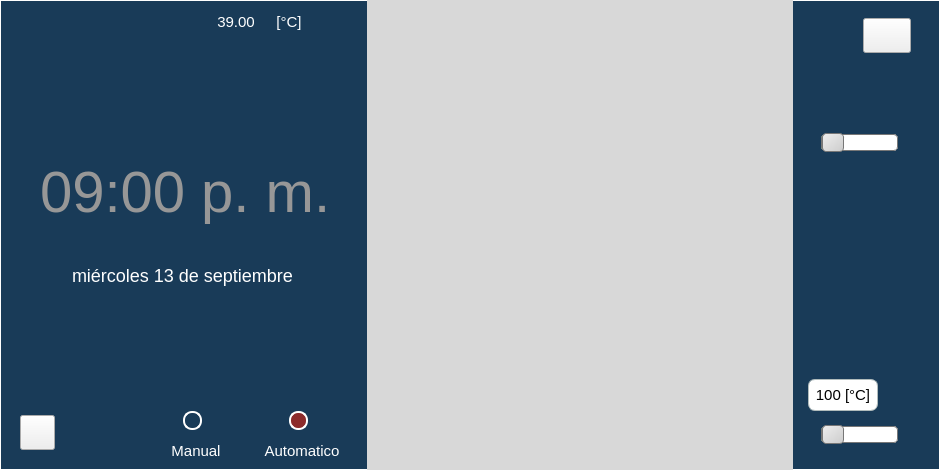
ronihdzz/IoT_domotica, file GUI/CUERPO/DISENO/SISTEMA_CONTROL/main_dise.ui: the form before one commit.
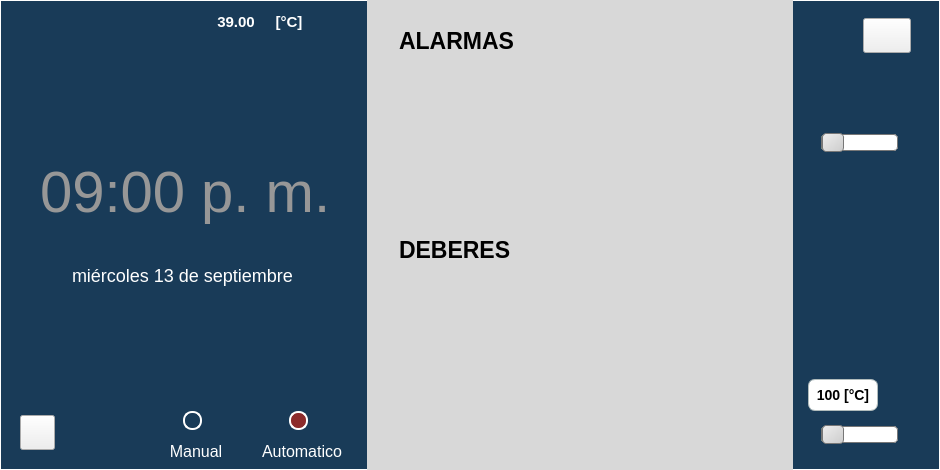
The form after the commit. Icons and pictures are not drawn.

Commit message: En esta modificación agregue unas pequeñas variaciones al diseno, y me enfoque a comentar, documentar y aplicar loggin a los scrits: 	A) itemDeber.py 	B) SeccionDeberes.py Con lo anterior mencionado el apartado del programa DEBERES  queda todo documentado  y comentado y desde mi punto de vista legible para que otros programadores puedan entender la logica aplicada.

```diff
--- a/GUI/CUERPO/DISENO/SISTEMA_CONTROL/main_dise.ui
+++ b/GUI/CUERPO/DISENO/SISTEMA_CONTROL/main_dise.ui
@@ -113,15 +113,23 @@
                <font>
                 <family>LucidaGrande</family>
                 <pointsize>-1</pointsize>
-                <weight>50</weight>
+                <weight>75</weight>
                 <italic>false</italic>
-                <bold>false</bold>
+                <bold>true</bold>
                </font>
               </property>
               <property name="styleSheet">
-               <string notr="true">font-family: LucidaGrande;
-font-size: 15px;
-color: #ffffff;</string>
+               <string notr="true">  font-family: LucidaGrande;
+  font-size: 15px;
+  font-weight: normal;
+  font-stretch: normal;
+  font-style: normal;
+  line-height: normal;
+  letter-spacing: normal;
+  color: #ffffff;
+  border: 1px solid  #193b58; 
+ background-color: #193b58;
+ font-weight: bold;</string>
               </property>
               <property name="text">
                <string>39.00</string>
@@ -161,15 +169,23 @@
                <font>
                 <family>LucidaGrande</family>
                 <pointsize>-1</pointsize>
-                <weight>50</weight>
+                <weight>75</weight>
                 <italic>false</italic>
-                <bold>false</bold>
+                <bold>true</bold>
                </font>
               </property>
               <property name="styleSheet">
-               <string notr="true">font-family: LucidaGrande;
-font-size: 15px;
-color: #ffffff;</string>
+               <string notr="true">  font-family: LucidaGrande;
+  font-size: 15px;
+  font-weight: normal;
+  font-stretch: normal;
+  font-style: normal;
+  line-height: normal;
+  letter-spacing: normal;
+  color: #ffffff;
+  border: 1px solid  #193b58; 
+ background-color: #193b58;
+ font-weight: bold;</string>
               </property>
               <property name="text">
                <string>[°C]</string>
@@ -588,9 +604,17 @@
              </font>
             </property>
             <property name="styleSheet">
-             <string notr="true">font-family: LucidaGrande;
-font-size: 15px;
-color: #ffffff;</string>
+             <string notr="true">  font-family: LucidaGrande;
+  font-size: 16px;
+  font-weight: normal;
+  font-stretch: normal;
+  font-style: normal;
+  line-height: normal;
+  letter-spacing: normal;
+  color: #ffffff;
+  border: 1px solid  #193b58; 
+background-color: #193b58;
+ /*font-weight: bold;*/</string>
             </property>
             <property name="text">
              <string>Manual</string>
@@ -689,9 +713,16 @@
              </font>
             </property>
             <property name="styleSheet">
-             <string notr="true">font-family: LucidaGrande;
-font-size: 15px;
-color: #ffffff;</string>
+             <string notr="true">  font-family: LucidaGrande;
+  font-size: 16px;
+  font-weight: normal;
+  font-stretch: normal;
+  font-style: normal;
+  line-height: normal;
+  letter-spacing: normal;
+  color: #ffffff;
+  border: 1px solid  #193b58; 
+background-color: #193b58;</string>
             </property>
             <property name="text">
              <string>Automatico</string>
@@ -725,7 +756,7 @@
      </property>
      <layout class="QVBoxLayout" name="verticalLayout_2">
       <property name="spacing">
-       <number>25</number>
+       <number>0</number>
       </property>
       <property name="sizeConstraint">
        <enum>QLayout::SetMaximumSize</enum>
@@ -742,6 +773,33 @@
       <property name="bottomMargin">
        <number>26</number>
       </property>
+      <item>
+       <widget class="QLabel" name="label_3">
+        <property name="minimumSize">
+         <size>
+          <width>100</width>
+          <height>40</height>
+         </size>
+        </property>
+        <property name="maximumSize">
+         <size>
+          <width>16777215</width>
+          <height>30</height>
+         </size>
+        </property>
+        <property name="styleSheet">
+         <string notr="true">  font-family: LucidaGrande;
+  font-size: 23px;
+  color: #000000;
+  font-weight: bold;
+  margin-bottom:20px;
+  padding:0px;</string>
+        </property>
+        <property name="text">
+         <string>ALARMAS</string>
+        </property>
+       </widget>
+      </item>
       <item>
        <widget class="QStackedWidget" name="stack_alarmas">
         <property name="minimumSize">
@@ -780,9 +838,12 @@
 }
 
 
-/*QWidget{
+QWidget{
 background-color: rgb(255, 255, 255);
-}*/
+margin:0px;
+padding:0px;
+background-color: #d8d8d8;
+}
 
 *{
 background-color: #d8d8d8;
@@ -805,6 +866,33 @@
         </property>
        </widget>
       </item>
+      <item>
+       <widget class="QLabel" name="label_5">
+        <property name="minimumSize">
+         <size>
+          <width>100</width>
+          <height>40</height>
+         </size>
+        </property>
+        <property name="maximumSize">
+         <size>
+          <width>16777215</width>
+          <height>30</height>
+         </size>
+        </property>
+        <property name="styleSheet">
+         <string notr="true">  font-family: LucidaGrande;
+  font-size: 23px;
+  color: #000000;
+  font-weight: bold;
+  margin-bottom:20px;
+  padding:0px;</string>
+        </property>
+        <property name="text">
+         <string>DEBERES</string>
+        </property>
+       </widget>
+      </item>
       <item>
        <widget class="QStackedWidget" name="stack_notas">
         <property name="minimumSize">
@@ -840,9 +928,13 @@
 }
 
 
-/*QWidget{
+QWidget{
 background-color: rgb(255, 255, 255);
-}*/
+margin:0px;
+padding:0px;
+background-color: #d8d8d8;
+}
+
 
 *{
 background-color: #d8d8d8;
@@ -1229,6 +1321,8 @@
               <font>
                <family>LucidaGrande</family>
                <pointsize>-1</pointsize>
+               <weight>75</weight>
+               <bold>true</bold>
               </font>
              </property>
              <property name="styleSheet">
@@ -1249,8 +1343,10 @@
    border: 1px solid #B1BCBC;
     border-radius: 7px;
   font-family: LucidaGrande;
-  font-size: 15px;
+  font-size: 14px;
  color:black;
+  font-weight: bold;
+
 
 }
 
@@ -1266,6 +1362,7 @@
 
 QPushButton:disabled {
     background-color: rgb(170, 170, 127)
+
 }</string>
              </property>
              <property name="text">
```
Left out of the diff: 11 changed lines with no effect on the pictures. The commit also changes 36 other files.
